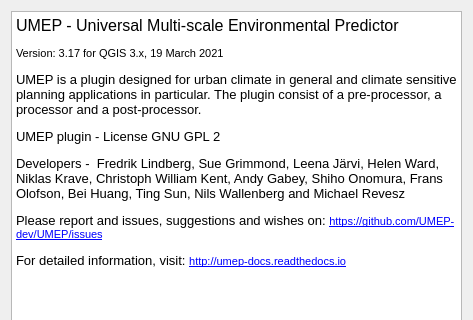
Above: UMEP_about.ui from UMEP-dev/UMEP before the change; both pictures show x 0 to 473 and y 0 to 320 of the 473 by 478 pixel window. Below: the same form after it.
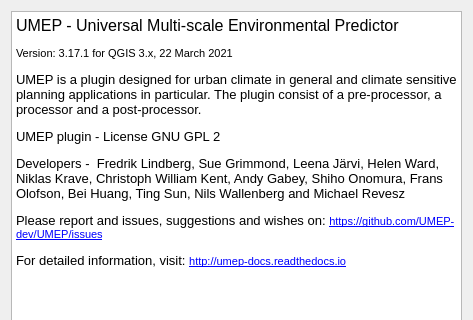
That is the form after the change.

Commit message: Version 3.17.1: response to issue#256

Diff of the .ui file:
```diff
--- a/UMEP_about.ui
+++ b/UMEP_about.ui
@@ -31,7 +31,7 @@
 p, li { white-space: pre-wrap; }
 &lt;/style&gt;&lt;/head&gt;&lt;body style=&quot; font-family:'MS Shell Dlg 2'; font-size:9.75pt; font-weight:400; font-style:normal;&quot;&gt;
 &lt;p style=&quot; margin-top:0px; margin-bottom:0px; margin-left:0px; margin-right:0px; -qt-block-indent:0; text-indent:0px;&quot;&gt;&lt;span style=&quot; font-size:12pt;&quot;&gt;UMEP - Universal Multi-scale Environmental Predictor &lt;/span&gt;&lt;/p&gt;
-&lt;p style=&quot; margin-top:12px; margin-bottom:12px; margin-left:0px; margin-right:0px; -qt-block-indent:0; text-indent:0px;&quot;&gt;&lt;span style=&quot; font-size:8pt;&quot;&gt;Version: 3.17 for QGIS 3.x, 19 March 2021&lt;/span&gt;&lt;/p&gt;
+&lt;p style=&quot; margin-top:12px; margin-bottom:12px; margin-left:0px; margin-right:0px; -qt-block-indent:0; text-indent:0px;&quot;&gt;&lt;span style=&quot; font-size:8pt;&quot;&gt;Version: 3.17.1 for QGIS 3.x, 22 March 2021&lt;/span&gt;&lt;/p&gt;
 &lt;p style=&quot; margin-top:12px; margin-bottom:12px; margin-left:0px; margin-right:0px; -qt-block-indent:0; text-indent:0px;&quot;&gt;&lt;span style=&quot; font-size:10pt;&quot;&gt;UMEP is a plugin designed for urban climate in general and climate sensitive planning applications in particular. The plugin consist of a pre-processor, a processor and a post-processor.&lt;/span&gt;&lt;/p&gt;
 &lt;p style=&quot; margin-top:12px; margin-bottom:12px; margin-left:0px; margin-right:0px; -qt-block-indent:0; text-indent:0px;&quot;&gt;&lt;span style=&quot; font-size:10pt;&quot;&gt;UMEP plugin - License GNU GPL 2&lt;/span&gt;&lt;/p&gt;
 &lt;p style=&quot; margin-top:12px; margin-bottom:12px; margin-left:0px; margin-right:0px; -qt-block-indent:0; text-indent:0px;&quot;&gt;&lt;span style=&quot; font-size:10pt;&quot;&gt;Developers -  Fredrik Lindberg, Sue Grimmond, Leena Järvi, Helen Ward, Niklas Krave, Christoph William Kent, Andy Gabey, Shiho Onomura, Frans Olofson, Bei Huang, Ting Sun, Nils Wallenberg and Michael Revesz&lt;/span&gt;&lt;/p&gt;
```
The commit also changes 2 other files.
